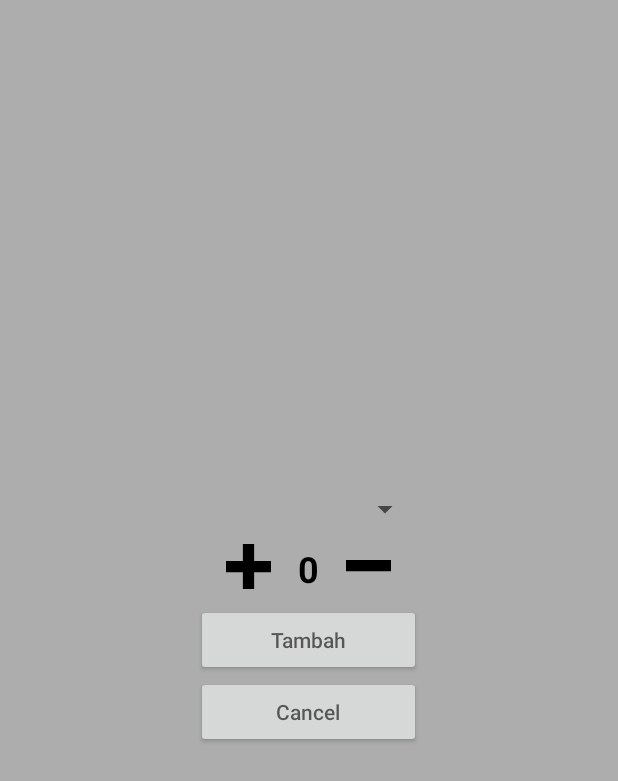
After one commit to MastPutro/sagus, an Android app: the layout activity_popup_add_menu.xml on its own in the app's theme, with its tools: preview values and no code run, on a phone screen of 412 x 824 dp. The commit adds this screen. Shown: the top 781 px of the screen. Run offline under Robolectric (Android 15) with nearby library versions, the phone set to English and light mode, and no system bars.

Commit message:
Pop up add menu

```diff
--- /dev/null
+++ b/app/src/main/res/drawable/minus.xml
@@ -0,0 +1,9 @@
+<vector xmlns:android="http://schemas.android.com/apk/res/android"
+    android:width="30dp"
+    android:height="8dp"
+    android:viewportWidth="30"
+    android:viewportHeight="8">
+  <path
+      android:pathData="M0,0V7.5H30V0H0Z"
+      android:fillColor="#000000"/>
+</vector>
--- /dev/null
+++ b/app/src/main/res/drawable/plus.xml
@@ -0,0 +1,9 @@
+<vector xmlns:android="http://schemas.android.com/apk/res/android"
+    android:width="30dp"
+    android:height="30dp"
+    android:viewportWidth="30"
+    android:viewportHeight="30">
+  <path
+      android:pathData="M11.25,0V11.25H0V18.75H11.25V30H18.75V18.75H30V11.25H18.75V0H11.25Z"
+      android:fillColor="#000000"/>
+</vector>
--- /dev/null
+++ b/app/src/main/res/layout/activity_popup_add_menu.xml
@@ -0,0 +1,60 @@
+<?xml version="1.0" encoding="utf-8"?>
+<RelativeLayout xmlns:android="http://schemas.android.com/apk/res/android"
+    xmlns:app="http://schemas.android.com/apk/res-auto"
+    xmlns:tools="http://schemas.android.com/tools"
+    android:layout_width="match_parent"
+    android:layout_height="match_parent"
+    android:gravity="center"
+    android:background="@color/grey"
+    tools:context=".pesanan.popupAddMenu">
+    <Spinner
+        android:id="@+id/spin_barang"
+        android:layout_width="150dp"
+        android:layout_height="30dp"/>
+    <LinearLayout
+        android:id="@+id/ll2"
+        android:layout_width="150dp"
+        android:layout_height="30dp"
+        android:layout_below="@+id/spin_barang"
+        android:layout_marginTop="8dp"
+        android:gravity="center">
+    <ImageButton
+        android:id="@+id/bt_plus"
+        android:layout_width="30dp"
+        android:layout_height="30dp"
+        android:background="@drawable/plus"
+        android:clickable="true"/>
+    <TextView
+        android:id="@+id/tv_count"
+        android:layout_width="30dp"
+        android:layout_height="match_parent"
+        android:text="0"
+        android:textSize="24sp"
+        android:textColor="@color/black"
+        android:textStyle="bold"
+        android:gravity="center"
+        android:layout_marginRight="10dp"
+        android:layout_marginLeft="10dp"/>
+    <ImageButton
+        android:id="@+id/bt_minus"
+        android:layout_width="30dp"
+        android:layout_height="wrap_content"
+        android:background="@drawable/minus"
+        android:clickable="true"/>
+    </LinearLayout>
+    <Button
+        android:id="@+id/bt_tambahBarang"
+        android:layout_width="150dp"
+        android:layout_height="wrap_content"
+        android:hint="Tambah"
+        android:layout_below="@+id/ll2"
+        android:gravity="center"
+        android:layout_marginTop="10dp"/>
+    <Button
+        android:id="@+id/bt_cancelBarang"
+        android:layout_width="150dp"
+        android:layout_height="wrap_content"
+        android:hint="Cancel"
+        android:layout_below="@+id/bt_tambahBarang"
+        android:gravity="center" />
+</RelativeLayout>
--- a/app/src/main/res/values-night/themes.xml
+++ b/app/src/main/res/values-night/themes.xml
@@ -4,4 +4,8 @@
         <!-- Customize your dark theme here. -->
         <!-- <item name="colorPrimary">@color/my_dark_primary</item> -->
     </style>
+    <style name="Base.Theme.Sagu.popup">
+        <item name="android:windowIsTranslucent">true</item>
+        <item name="android:windowCloseOnTouchOutside">true</item>
+    </style>
 </resources>
--- a/app/src/main/res/values/colors.xml
+++ b/app/src/main/res/values/colors.xml
@@ -11,4 +11,5 @@
     <color name="red">#FF4848</color>
     <color name="green">#03610C</color>
     <color name="yellow">#F4CE14</color>
+    <color name="grey">#adadad</color>
 </resources>
--- a/app/src/main/res/values/themes.xml
+++ b/app/src/main/res/values/themes.xml
@@ -3,7 +3,11 @@
     <style name="Base.Theme.Sagu" parent="Theme.AppCompat.Light.NoActionBar">
         <!-- Customize your light theme here. -->
         <!-- <item name="colorPrimary">@color/my_light_primary</item> -->
+
     </style>
-
+    <style name="Base.Theme.Sagu.popup">
+        <item name="android:windowIsTranslucent">true</item>
+        <item name="android:windowCloseOnTouchOutside">true</item>
+    </style>
     <style name="Theme.Sagu" parent="Base.Theme.Sagu" />
 </resources>
```
Also changed, not shown: app/src/main/AndroidManifest.xml (+4 -3 lines), app/src/main/java/com/example/sagu/List_pesanan.java (+15 -3 lines), app/src/main/java/com/example/sagu/pesanan/AddPesan.java (+119 -1 lines), app/src/main/java/com/example/sagu/pesanan/pesanAdapter.java (added, +54 -0 lines), app/src/main/java/com/example/sagu/pesanan/pesanItem.java (added, +11 -0 lines), app/src/main/java/com/example/sagu/pesanan/popupAddMenu.java (added, +178 -0 lines), app/src/main/res/layout/activity_add_pesan.xml (+12 -50 lines), app/src/main/res/layout/item_pesanbaru.xml (added, +42 -0 lines).
